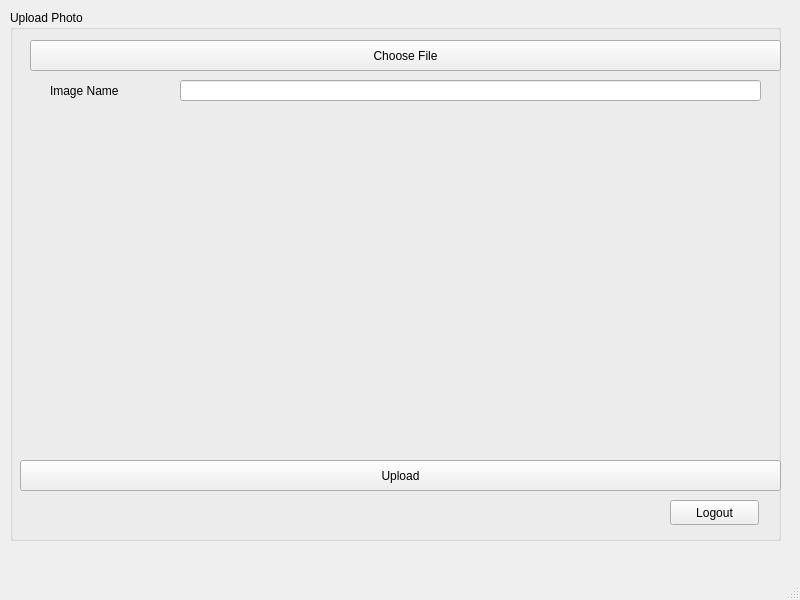
osamahammad21/Distributed, file uploadphotowindow.ui: the form before one commit.
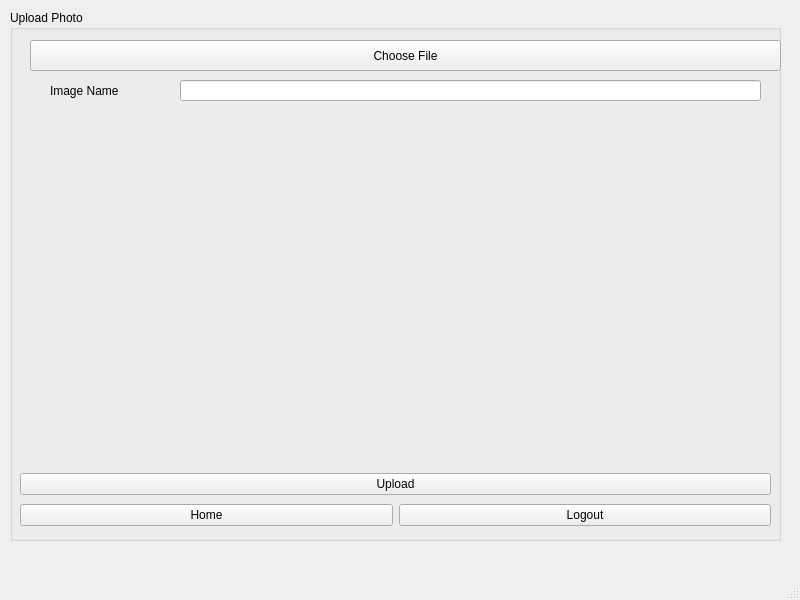
The form after the commit.

Commit message: home redirection in all pages

The edit to the form file:
```diff
--- a/uploadphotowindow.ui
+++ b/uploadphotowindow.ui
@@ -52,19 +52,6 @@
       <string/>
      </property>
     </widget>
-    <widget class="QPushButton" name="pushButton_upload">
-     <property name="geometry">
-      <rect>
-       <x>10</x>
-       <y>450</y>
-       <width>761</width>
-       <height>31</height>
-      </rect>
-     </property>
-     <property name="text">
-      <string>Upload</string>
-     </property>
-    </widget>
     <widget class="QLabel" name="label_2">
      <property name="geometry">
       <rect>
@@ -101,18 +88,42 @@
       <string/>
      </property>
     </widget>
-    <widget class="QPushButton" name="pushButton_logout">
+    <widget class="QWidget" name="">
      <property name="geometry">
       <rect>
-       <x>660</x>
-       <y>490</y>
-       <width>89</width>
-       <height>25</height>
+       <x>10</x>
+       <y>460</y>
+       <width>751</width>
+       <height>61</height>
       </rect>
      </property>
-     <property name="text">
-      <string>Logout</string>
-     </property>
+     <layout class="QVBoxLayout" name="verticalLayout">
+      <item>
+       <widget class="QPushButton" name="pushButton_upload">
+        <property name="text">
+         <string>Upload</string>
+        </property>
+       </widget>
+      </item>
+      <item>
+       <layout class="QHBoxLayout" name="horizontalLayout">
+        <item>
+         <widget class="QPushButton" name="pushButton_home">
+          <property name="text">
+           <string>Home</string>
+          </property>
+         </widget>
+        </item>
+        <item>
+         <widget class="QPushButton" name="pushButton_logout">
+          <property name="text">
+           <string>Logout</string>
+          </property>
+         </widget>
+        </item>
+       </layout>
+      </item>
+     </layout>
     </widget>
    </widget>
   </widget>
```
The commit also changes 19 other files.
